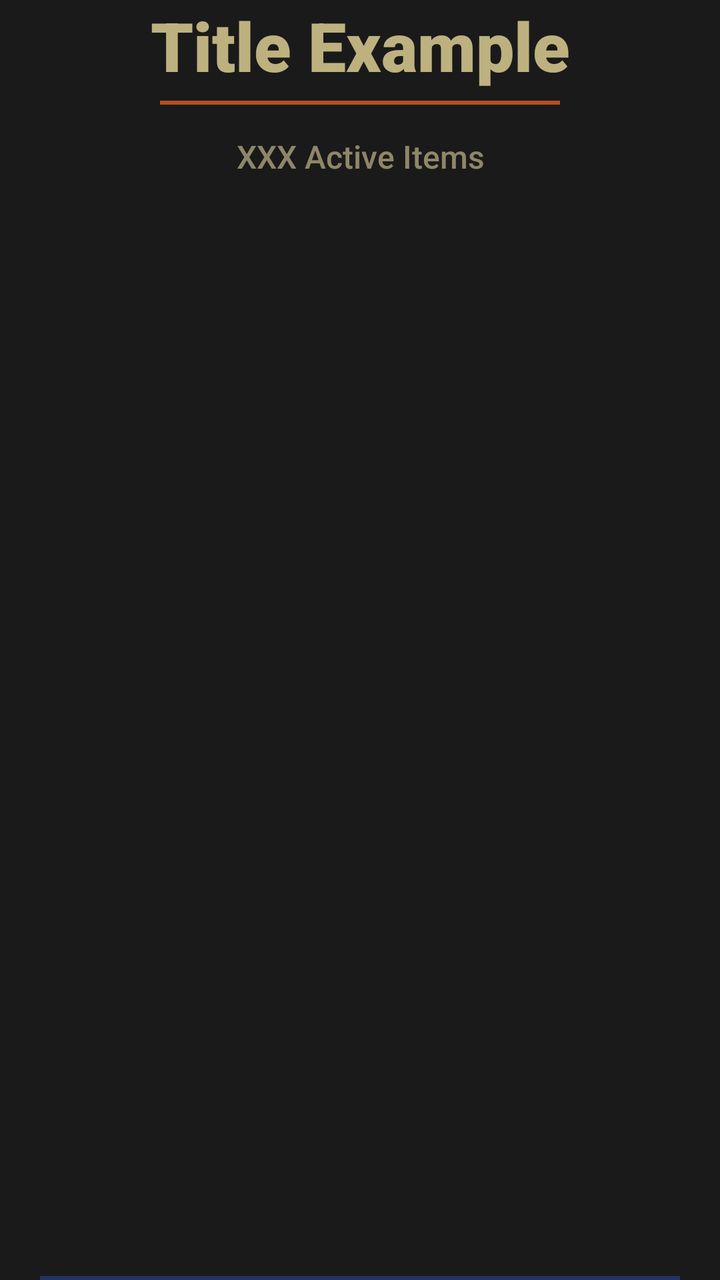
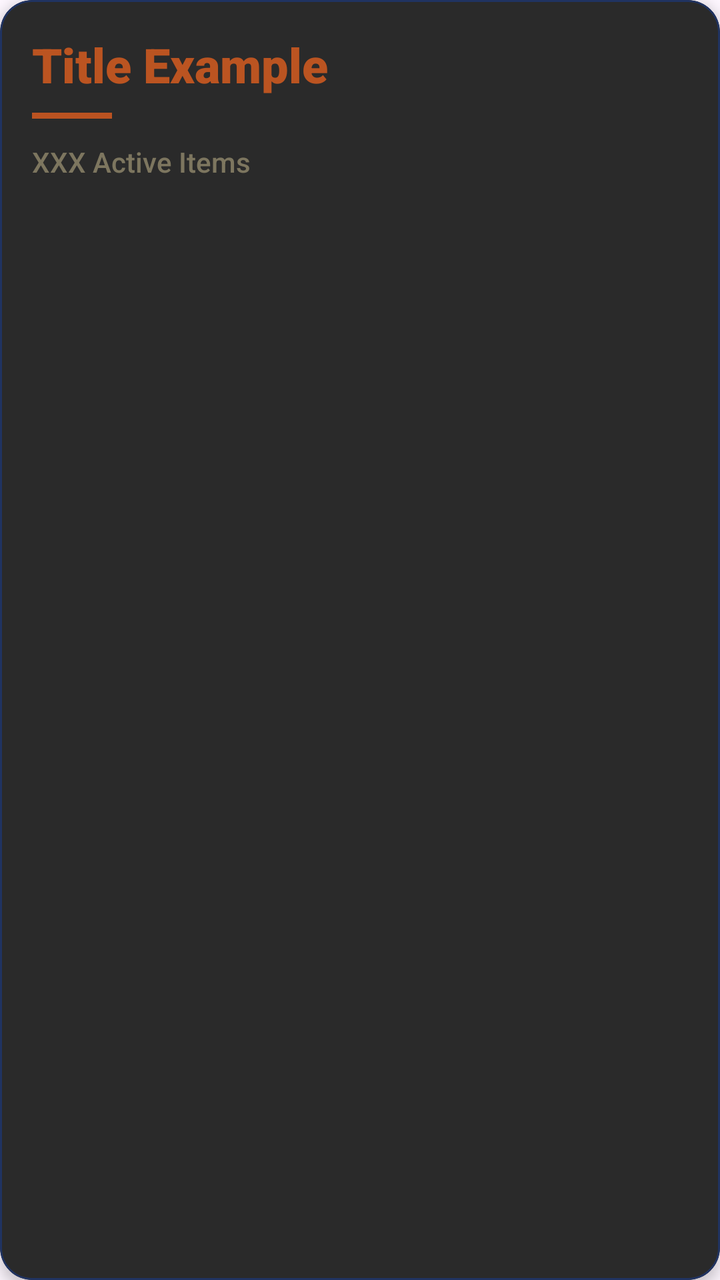

Two renders of the same Android screen: before a commit and after it. Below are the layout's source before the change and the commit's diff.
<!-- AndroidManifest.xml: application theme Theme.Class07 -->
<!-- res/layout/group_row.xml -->
<?xml version="1.0" encoding="utf-8"?>
<LinearLayout

    xmlns:android="http://schemas.android.com/apk/res/android"
    android:id="@+id/height"
    android:layout_width="match_parent"
    android:layout_height="128dp"
    android:background="#1A1A1A"
    android:orientation="vertical">

    <TextView
        android:id="@+id/groupNameTextView_id"
        android:layout_width="match_parent"
        android:layout_height="wrap_content"
        android:fontFamily="sans-serif-black"
        android:gravity="bottom|center"
        android:text="Title Example"
        android:textColor="#C9E9DA9B"
        android:textSize="34sp"
        android:textStyle="bold" />

    <View
        android:id="@+id/view"
        android:layout_width="match_parent"
        android:layout_height="2dp"
        android:layout_marginLeft="80dp"
        android:layout_marginTop="5dp"
        android:layout_marginRight="80dp"
        android:layout_marginBottom="5dp"
        android:background="#C9E25F1F" />

    <TextView
        android:id="@+id/groupCountTextView_id"
        android:layout_width="match_parent"
        android:layout_height="wrap_content"
        android:layout_weight="0.8"
        android:fontFamily="sans-serif-medium"
        android:gravity="center_horizontal"
        android:paddingTop="10dp"
        android:paddingBottom="10dp"
        android:text="XXX Active Items"
        android:textColor="#C9AFA47F"
        android:textSize="16sp" />

    <View
        android:id="@+id/dividerView_id"
        android:layout_width="match_parent"
        android:layout_height="2dp"
        android:layout_marginLeft="20dp"
        android:layout_marginRight="20dp"
        android:layout_marginBottom="0dp"
        android:background="#203361" />

</LinearLayout>
<!-- resources referenced by this layout -->
<resources>
  <style name="Theme.Class07" parent="Base.Theme.Class07" />
  <style name="Base.Theme.Class07" parent="Theme.Material3.DayNight.NoActionBar">
          
          
      </style>
</resources>

<!-- the commit's change to res/layout/group_row.xml (unified diff, before → after) -->
@@ -1,54 +1,58 @@
 <?xml version="1.0" encoding="utf-8"?>
-<LinearLayout
+<com.google.android.material.card.MaterialCardView xmlns:android="http://schemas.android.com/apk/res/android"
+    xmlns:app="http://schemas.android.com/apk/res-auto"
+    android:id="@+id/cardView"
+    android:layout_width="match_parent"
+    android:layout_height="wrap_content"
+    android:layout_marginHorizontal="16dp"
+    android:layout_marginVertical="8dp"
+    app:cardBackgroundColor="#2A2A2A"
+    app:cardCornerRadius="16dp"
+    app:cardElevation="4dp"
+    app:strokeColor="#203361"
+    app:strokeWidth="1dp">
 
-    xmlns:android="http://schemas.android.com/apk/res/android"
-    android:id="@+id/height"
-    android:layout_width="match_parent"
-    android:layout_height="128dp"
-    android:background="#1A1A1A"
-    android:orientation="vertical">
-
-    <TextView
-        android:id="@+id/groupNameTextView_id"
+    <LinearLayout
+        android:id="@+id/height"
         android:layout_width="match_parent"
         android:layout_height="wrap_content"
-        android:fontFamily="sans-serif-black"
-        android:gravity="bottom|center"
-        android:text="Title Example"
-        android:textColor="#C9E9DA9B"
-        android:textSize="34sp"
-        android:textStyle="bold" />
+        android:orientation="vertical"
+        android:padding="16dp">
 
-    <View
-        android:id="@+id/view"
-        android:layout_width="match_parent"
-        android:layout_height="2dp"
-        android:layout_marginLeft="80dp"
-        android:layout_marginTop="5dp"
-        android:layout_marginRight="80dp"
-        android:layout_marginBottom="5dp"
-        android:background="#C9E25F1F" />
+        <TextView
+            android:id="@+id/groupNameTextView_id"
+            android:layout_width="match_parent"
+            android:layout_height="wrap_content"
+            android:fontFamily="sans-serif-black"
+            android:text="Title Example"
+            android:textColor="#C9E25F1F"
+            android:textSize="24sp"
+            android:textStyle="bold" />
 
-    <TextView
-        android:id="@+id/groupCountTextView_id"
-        android:layout_width="match_parent"
-        android:layout_height="wrap_content"
-        android:layout_weight="0.8"
-        android:fontFamily="sans-serif-medium"
-        android:gravity="center_horizontal"
-        android:paddingTop="10dp"
-        android:paddingBottom="10dp"
-        android:text="XXX Active Items"
-        android:textColor="#C9AFA47F"
-        android:textSize="16sp" />
+        <View
+            android:id="@+id/view"
+            android:layout_width="40dp"
+            android:layout_height="3dp"
+            android:layout_marginTop="8dp"
+            android:background="#C9E25F1F" />
 
-    <View
-        android:id="@+id/dividerView_id"
-        android:layout_width="match_parent"
-        android:layout_height="2dp"
-        android:layout_marginLeft="20dp"
-        android:layout_marginRight="20dp"
-        android:layout_marginBottom="0dp"
-        android:background="#203361" />
+        <TextView
+            android:id="@+id/groupCountTextView_id"
+            android:layout_width="match_parent"
+            android:layout_height="wrap_content"
+            android:layout_marginTop="12dp"
+            android:fontFamily="sans-serif-medium"
+            android:text="XXX Active Items"
+            android:textColor="#C9AFA47F"
+            android:textSize="14sp"
+            android:alpha="0.8" />
 
-</LinearLayout>
+        
+        <View
+            android:id="@+id/dividerView_id"
+            android:layout_width="match_parent"
+            android:layout_height="0dp"
+            android:visibility="gone" />
+
+    </LinearLayout>
+</com.google.android.material.card.MaterialCardView>
